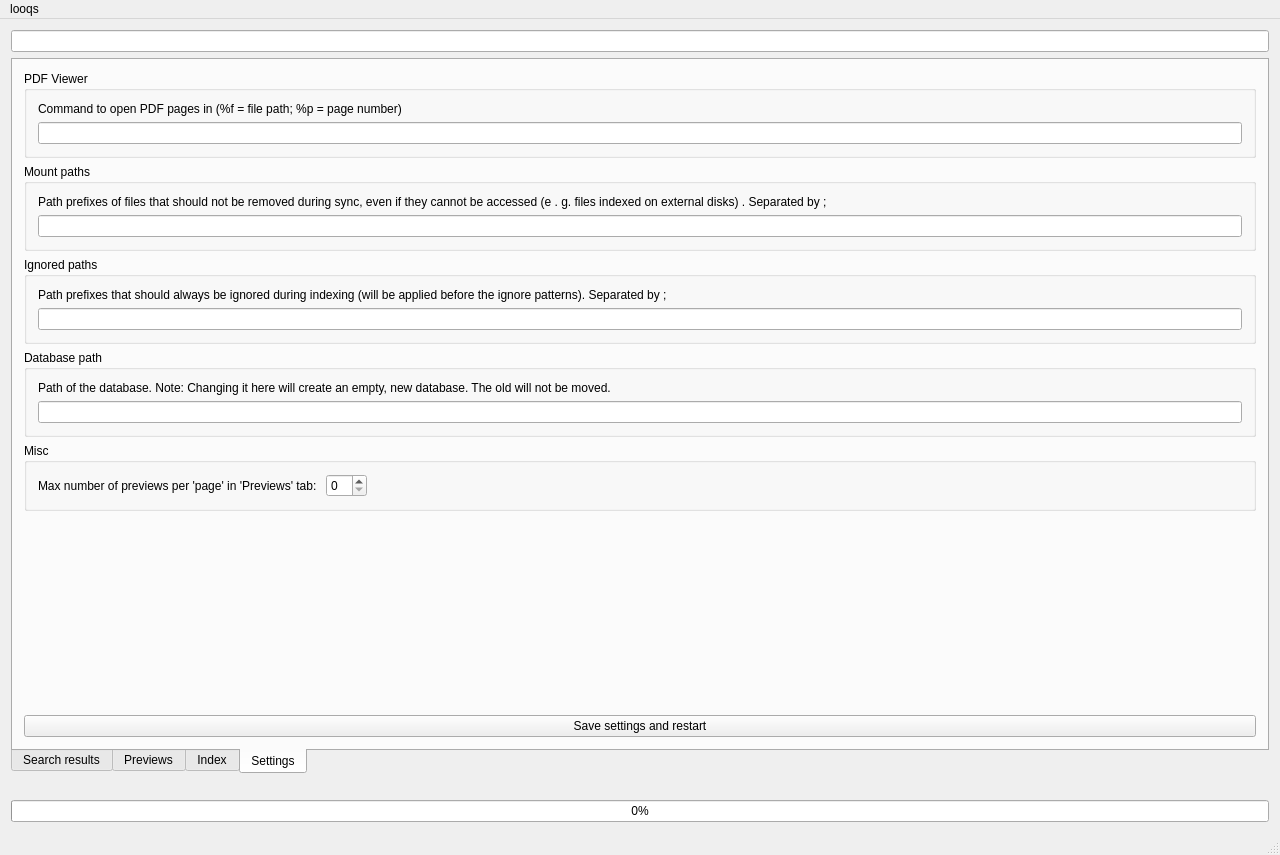
First picture: the form in gui/mainwindow.ui, repository quitesimpleorg/looqs, before the edit.
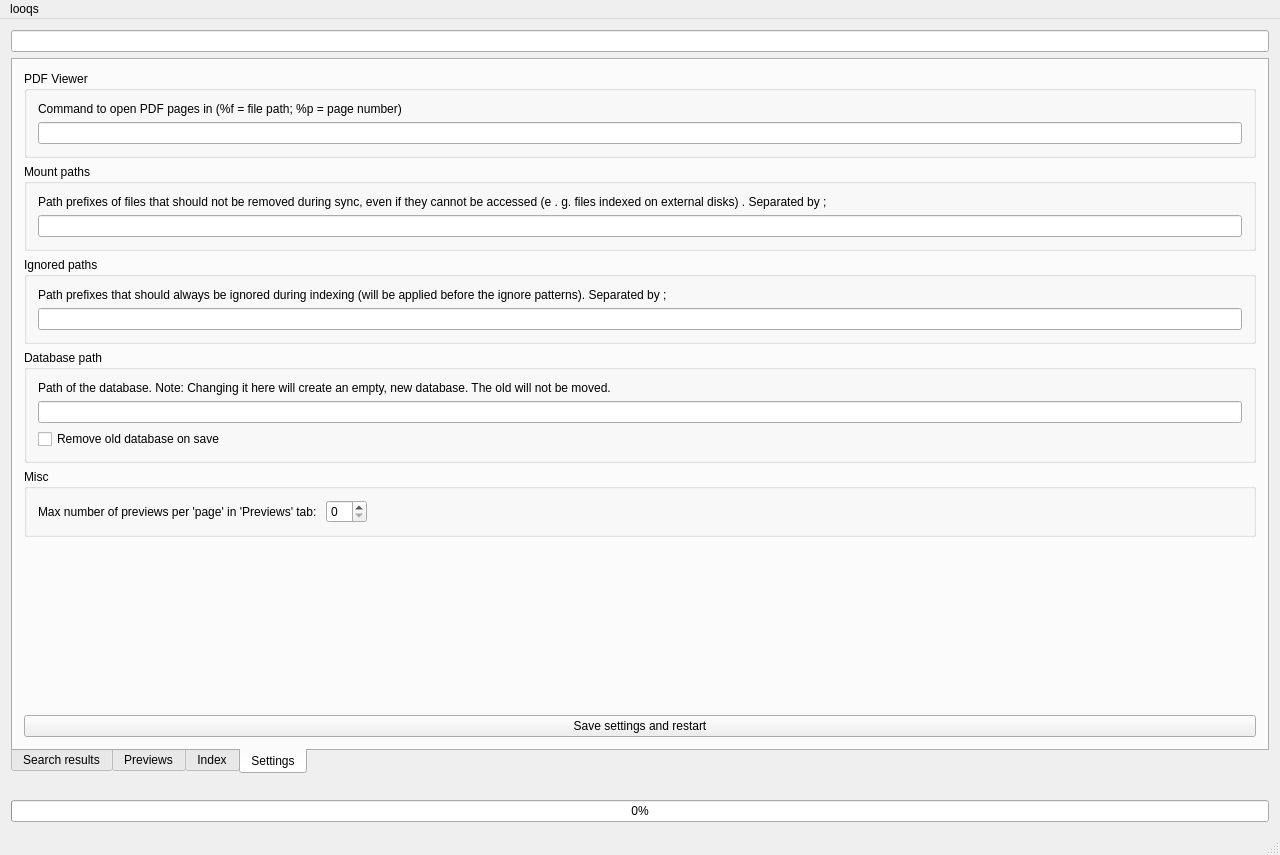
Second picture: the form after the edit. The open tabs and pages were chosen to show the change.

Commit message: gui: mainwindow: Add checkbox to remove current database

What changed in the file:
```diff
--- a/gui/mainwindow.ui
+++ b/gui/mainwindow.ui
@@ -532,6 +532,13 @@
            <item>
             <widget class="QLineEdit" name="txtSettingDatabasePath"/>
            </item>
+           <item>
+            <widget class="QCheckBox" name="chkRemoveOldDb">
+             <property name="text">
+              <string>Remove old database on save</string>
+             </property>
+            </widget>
+           </item>
           </layout>
          </widget>
         </item>
```
The commit also changes 1 other file.
